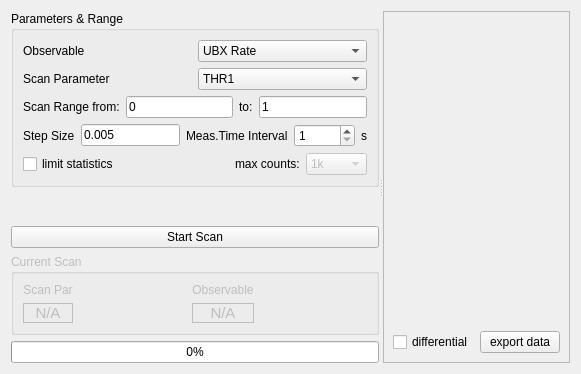
Qt form gui/src/scanform.ui (MuonPi/muondetector) before a commit.
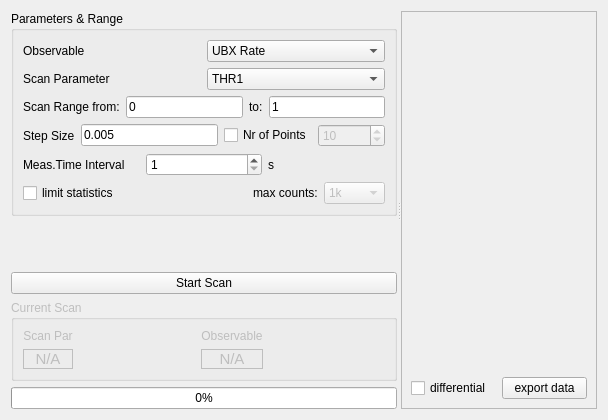
The same form after that commit. Custom widgets are drawn as their Qt base class.

Commit message: Added Time as scan parameter in Scans tab of the GUI

Diff of the .ui file:
```diff
--- a/gui/src/scanform.ui
+++ b/gui/src/scanform.ui
@@ -6,28 +6,30 @@
    <rect>
     <x>0</x>
     <y>0</y>
-    <width>581</width>
-    <height>374</height>
+    <width>608</width>
+    <height>420</height>
    </rect>
   </property>
   <property name="windowTitle">
    <string>Form</string>
   </property>
-  <layout class="QGridLayout" name="gridLayout_3">
+  <layout class="QGridLayout" name="gridLayout_5">
    <item row="0" column="0">
     <widget class="QSplitter" name="splitter">
      <property name="orientation">
       <enum>Qt::Horizontal</enum>
      </property>
-     <widget class="QWidget" name="layoutWidget">
-      <layout class="QVBoxLayout" name="verticalLayout">
+     <widget class="QWidget" name="">
+      <layout class="QVBoxLayout" name="verticalLayout_4">
        <item>
         <widget class="QGroupBox" name="groupBox">
          <property name="title">
           <string>Parameters &amp;&amp; Range</string>
          </property>
          <layout class="QGridLayout" name="gridLayout_2">
-          <item row="0" column="0" colspan="2">
+          <item row="0" column="0">
+           <layout class="QVBoxLayout" name="verticalLayout">
+            <item>
            <layout class="QHBoxLayout" name="horizontalLayout">
             <item>
              <widget class="QLabel" name="label">
@@ -52,7 +54,7 @@
             </item>
            </layout>
           </item>
-          <item row="1" column="0" colspan="2">
+            <item>
            <layout class="QHBoxLayout" name="horizontalLayout_2">
             <item>
              <widget class="QLabel" name="label_2">
@@ -77,7 +79,7 @@
             </item>
            </layout>
           </item>
-          <item row="2" column="0" colspan="2">
+            <item>
            <layout class="QHBoxLayout" name="horizontalLayout_3">
             <item>
              <widget class="QLabel" name="label_3">
@@ -109,7 +111,9 @@
             </item>
            </layout>
           </item>
-          <item row="3" column="0">
+            <item>
+             <layout class="QHBoxLayout" name="horizontalLayout_8">
+              <item>
            <layout class="QHBoxLayout" name="horizontalLayout_4">
             <item>
              <widget class="QLabel" name="label_5">
@@ -133,7 +137,36 @@
             </item>
            </layout>
           </item>
-          <item row="3" column="1">
+              <item>
+               <layout class="QHBoxLayout" name="horizontalLayout_7">
+                <item>
+                 <widget class="QCheckBox" name="activateNrMeasurementsCheckBox">
+                  <property name="text">
+                   <string>Nr of Points</string>
+                  </property>
+                 </widget>
+                </item>
+                <item>
+                 <widget class="QSpinBox" name="nrMeasurementSpinBox">
+                  <property name="enabled">
+                   <bool>false</bool>
+                  </property>
+                  <property name="minimum">
+                   <number>1</number>
+                  </property>
+                  <property name="maximum">
+                   <number>10000000</number>
+                  </property>
+                  <property name="value">
+                   <number>10</number>
+                  </property>
+                 </widget>
+                </item>
+               </layout>
+              </item>
+             </layout>
+            </item>
+            <item>
            <layout class="QHBoxLayout" name="horizontalLayout_5">
             <item>
              <widget class="QLabel" name="label_6">
@@ -167,7 +200,7 @@
             </item>
            </layout>
           </item>
-          <item row="4" column="0" colspan="2">
+            <item>
            <layout class="QHBoxLayout" name="horizontalLayout_6">
             <item>
              <widget class="QCheckBox" name="limitStatisticsCheckBox">
@@ -264,9 +297,13 @@
            </layout>
           </item>
          </layout>
+          </item>
+         </layout>
         </widget>
        </item>
        <item>
+        <layout class="QGridLayout" name="gridLayout_3">
+         <item row="0" column="0">
         <spacer name="verticalSpacer">
          <property name="orientation">
           <enum>Qt::Vertical</enum>
@@ -274,18 +311,20 @@
          <property name="sizeHint" stdset="0">
           <size>
            <width>20</width>
-           <height>40</height>
+             <height>18</height>
           </size>
          </property>
         </spacer>
        </item>
-       <item>
+         <item row="1" column="0">
         <widget class="QPushButton" name="scanStartPushButton">
          <property name="text">
           <string>Start Scan</string>
          </property>
         </widget>
        </item>
+        </layout>
+       </item>
        <item>
         <widget class="QGroupBox" name="currentScanGroupBox">
          <property name="enabled">
```
Left out of the diff: 34 changed lines with no effect on the pictures. Lines whose indentation alone changed are shown as unchanged. The commit also changes 2 other files.
